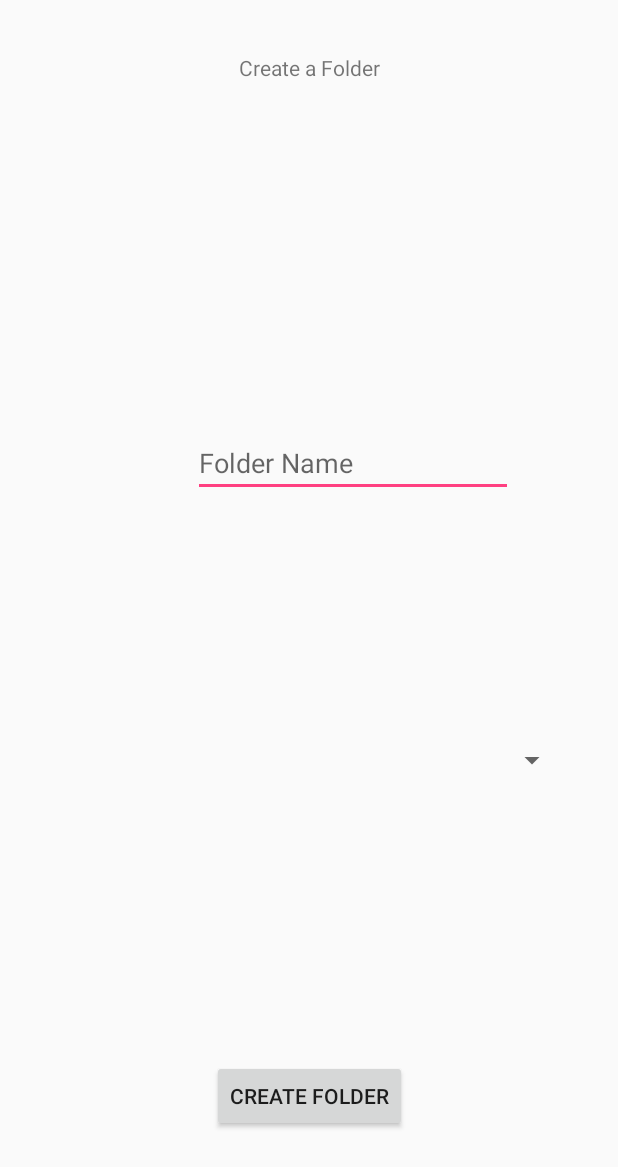
After one commit to AnandPatelGit/COMP313_002_Team05_LIMS_Project, an Android app: the AddSubjectActivity screen opened directly, with no data from a screen before it, on a phone screen of 412 x 824 dp. The commit adds this screen. Shown: the top 1167 px of the screen. Run offline under Robolectric (Android 15) with nearby library versions, the phone set to English and light mode, and no system bars; our stand-ins replace Firebase (no records; nobody signed in at launch, a user with empty details on screens opened directly); Roboto replaces fonts that are not available here.

Commit message:
Admin can Add Subject
New activity add Subject created.
Class for subject added

```diff
--- a/app/src/main/AndroidManifest.xml
+++ b/app/src/main/AndroidManifest.xml
@@ -33,7 +33,8 @@
         <activity android:name=".CreateFolder" />
         <activity android:name=".UploadFile" />
         <activity android:name=".InstructorFolderItems" />
-        <activity android:name=".DownloadFile"></activity>
+        <activity android:name=".DownloadFile" />
+        <activity android:name=".AddSubjectActivity"></activity>
     </application>
 
 </manifest>
--- /dev/null
+++ b/app/src/main/java/com/example/anandpatelak/lims_project/AddSubjectActivity.java
@@ -0,0 +1,92 @@
+package com.example.anandpatelak.lims_project;
+
+import android.support.v7.app.AppCompatActivity;
+import android.os.Bundle;
+import android.text.TextUtils;
+import android.view.View;
+import android.widget.ArrayAdapter;
+import android.widget.Button;
+import android.widget.EditText;
+import android.widget.Spinner;
+import android.widget.Toast;
+
+import com.google.firebase.database.ChildEventListener;
+import com.google.firebase.database.DataSnapshot;
+import com.google.firebase.database.DatabaseError;
+import com.google.firebase.database.DatabaseReference;
+import com.google.firebase.database.FirebaseDatabase;
+
+import java.util.ArrayList;
+import java.util.List;
+
+public class AddSubjectActivity extends AppCompatActivity {
+    FirebaseDatabase firebaseDatabase;
+    DatabaseReference databaseReference, databaseReferenceSubjects;
+    Button addBtn;
+    EditText etName;
+    Spinner spinner;
+    List<String> arrayList = new ArrayList<String>();
+    ArrayAdapter<String> arrayAdapter;
+    @Override
+    protected void onCreate(Bundle savedInstanceState) {
+        super.onCreate(savedInstanceState);
+        setContentView(R.layout.activity_add_subject);
+        etName = (EditText) findViewById(R.id.editTextSubjectName);
+        addBtn = (Button) findViewById(R.id.buttonCreateSub);
+        addBtn.setOnClickListener(new View.OnClickListener() {
+            @Override
+            public void onClick(View v) {
+                onSaveSubject();
+            }
+        });
+        firebaseDatabase = FirebaseDatabase.getInstance();
+        databaseReference = firebaseDatabase.getReference("users");
+        databaseReferenceSubjects = firebaseDatabase.getReference("subjects");
+        spinner = (Spinner) findViewById(R.id.spinnerProfessor);
+        databaseReference.addChildEventListener(new ChildEventListener() {
+            @Override
+            public void onChildAdded(DataSnapshot dataSnapshot, String s) {
+                String value = dataSnapshot.child("emailID").getValue(String.class);
+                arrayList.add(value);
+                arrayAdapter = new ArrayAdapter<String>(AddSubjectActivity.this, android.R.layout.simple_list_item_1,arrayList);
+                arrayAdapter.setDropDownViewResource(android.R.layout.simple_spinner_dropdown_item);
+                spinner.setAdapter(arrayAdapter);
+            }
+
+            @Override
+            public void onChildChanged(DataSnapshot dataSnapshot, String s) {
+
+            }
+
+            @Override
+            public void onChildRemoved(DataSnapshot dataSnapshot) {
+
+            }
+
+            @Override
+            public void onChildMoved(DataSnapshot dataSnapshot, String s) {
+
+            }
+
+            @Override
+            public void onCancelled(DatabaseError databaseError) {
+
+            }
+        });
+
+    }
+    protected void onSaveSubject(){
+    String subjectName = etName.getText().toString().trim();
+    String professorEmail = spinner.getSelectedItem().toString();
+    if(TextUtils.isEmpty(subjectName)){
+        etName.setError("Please Enter Name");
+    }
+    else{
+        String id = databaseReferenceSubjects.push().getKey();
+        Subject subject = new Subject(id,subjectName, professorEmail);
+        databaseReferenceSubjects.child(id).setValue(subject);
+        Toast.makeText(this, "Subject added",Toast.LENGTH_LONG).show();
+    }
+
+    }
+}
--- /dev/null
+++ b/app/src/main/res/layout/activity_add_subject.xml
@@ -0,0 +1,61 @@
+<?xml version="1.0" encoding="utf-8"?>
+<android.support.constraint.ConstraintLayout xmlns:android="http://schemas.android.com/apk/res/android"
+    xmlns:app="http://schemas.android.com/apk/res-auto"
+    xmlns:tools="http://schemas.android.com/tools"
+    android:layout_width="match_parent"
+    android:layout_height="match_parent"
+    tools:context=".AddSubjectActivity"
+    tools:layout_editor_absoluteY="25dp">
+
+    <TextView
+        android:id="@+id/textView4"
+        android:layout_width="0dp"
+        android:layout_height="0dp"
+        android:layout_marginBottom="90dp"
+        android:layout_marginEnd="13dp"
+        android:layout_marginStart="13dp"
+        android:layout_marginTop="35dp"
+        android:text="Create a Folder"
+        android:textAlignment="center"
+        app:layout_constraintBottom_toTopOf="@+id/editTextSubjectName"
+        app:layout_constraintEnd_toEndOf="parent"
+        app:layout_constraintStart_toStartOf="parent"
+        app:layout_constraintTop_toTopOf="parent" />
+
+    <EditText
+        android:id="@+id/editTextSubjectName"
+        android:layout_width="wrap_content"
+        android:layout_height="wrap_content"
+
+        android:layout_marginBottom="95dp"
+        android:layout_marginEnd="70dp"
+        android:ems="10"
+        android:hint="Folder Name"
+        android:inputType="textPersonName"
+        app:layout_constraintBottom_toTopOf="@+id/spinnerProfessor"
+        app:layout_constraintEnd_toEndOf="parent"
+        app:layout_constraintTop_toBottomOf="@+id/textView4" />
+
+    <Spinner
+        android:id="@+id/spinnerProfessor"
+        android:layout_width="0dp"
+        android:layout_height="0dp"
+        android:layout_marginBottom="120dp"
+        android:layout_marginEnd="33dp"
+        android:layout_marginStart="33dp"
+        app:layout_constraintBottom_toTopOf="@+id/buttonCreateSub"
+        app:layout_constraintEnd_toEndOf="parent"
+        app:layout_constraintStart_toStartOf="parent"
+        app:layout_constraintTop_toBottomOf="@+id/editTextSubjectName" />
+
+    <Button
+        android:id="@+id/buttonCreateSub"
+        android:layout_width="wrap_content"
+        android:layout_height="wrap_content"
+        android:layout_marginBottom="69dp"
+        android:text="Create Folder"
+        app:layout_constraintBottom_toBottomOf="parent"
+        app:layout_constraintEnd_toEndOf="parent"
+        app:layout_constraintStart_toStartOf="parent"
+        app:layout_constraintTop_toBottomOf="@+id/spinnerProfessor" />
+</android.support.constraint.ConstraintLayout>
--- a/build.gradle
+++ b/build.gradle
@@ -3,6 +3,7 @@
 buildscript {
     repositories {
         jcenter()
+        google()
     }
     dependencies {
         classpath 'com.android.tools.build:gradle:3.0.1'
@@ -18,6 +19,7 @@ allprojects {
         maven {
             url "https://maven.google.com" // Google's Maven repository
         }
+        google()
     }
 }
 
```
Also changed, not shown: app/src/main/java/com/example/anandpatelak/lims_project/AdminActivity.java (+15 -0 lines), app/src/main/java/com/example/anandpatelak/lims_project/Subject.java (added, +37 -0 lines), app/src/main/res/layout/activity_admin.xml (+10 -0 lines).
